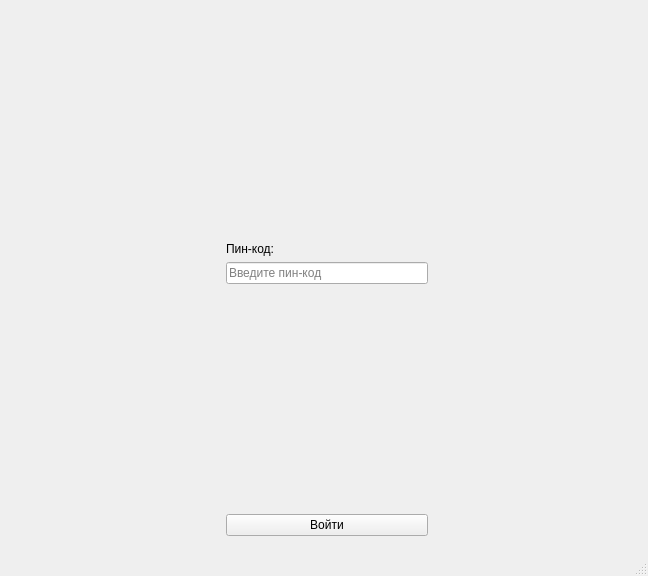
fawnyler/221_3210_Maniushkina_exam_crypto, file mainwindow.ui: the form before one commit.
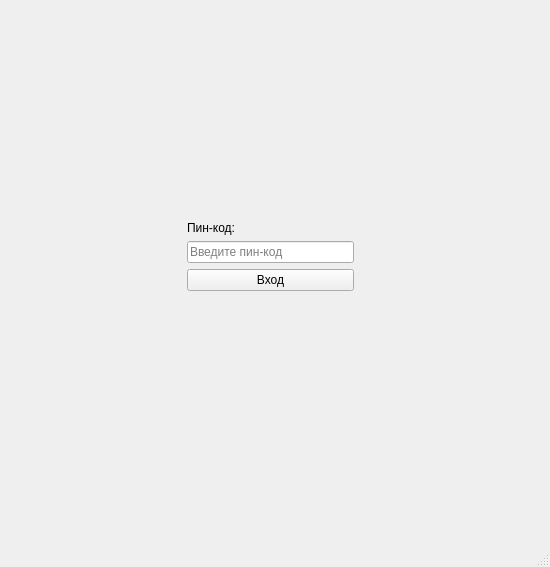
The form after the commit. The open tabs and pages were chosen to show the change.

The edit to the form file:
```diff
--- a/mainwindow.ui
+++ b/mainwindow.ui
@@ -6,123 +6,158 @@
    <rect>
     <x>0</x>
     <y>0</y>
-    <width>648</width>
-    <height>576</height>
+    <width>550</width>
+    <height>567</height>
    </rect>
   </property>
   <property name="windowTitle">
    <string>MainWindow</string>
   </property>
   <widget class="QWidget" name="centralwidget">
-   <layout class="QGridLayout" name="gridLayout">
-    <item row="0" column="1">
      <widget class="QStackedWidget" name="stackedWidget">
+    <property name="geometry">
+     <rect>
+      <x>10</x>
+      <y>10</y>
+      <width>521</width>
+      <height>511</height>
+     </rect>
+    </property>
       <property name="currentIndex">
-       <number>0</number>
+     <number>1</number>
       </property>
       <widget class="QWidget" name="page">
        <layout class="QGridLayout" name="gridLayout_2">
-        <item row="0" column="1">
-         <spacer name="verticalSpacer_2">
-          <property name="orientation">
-           <enum>Qt::Vertical</enum>
-          </property>
-          <property name="sizeHint" stdset="0">
-           <size>
-            <width>168</width>
-            <height>218</height>
-           </size>
-          </property>
-         </spacer>
-        </item>
-        <item row="1" column="1">
-         <widget class="QLabel" name="label">
-          <property name="text">
-           <string>Пин-код:</string>
-          </property>
-         </widget>
-        </item>
-        <item row="2" column="0">
-         <spacer name="horizontalSpacer_2">
+      <item row="3" column="2">
+       <spacer name="horizontalSpacer_4">
           <property name="orientation">
            <enum>Qt::Horizontal</enum>
           </property>
           <property name="sizeHint" stdset="0">
            <size>
-            <width>208</width>
+          <width>108</width>
             <height>20</height>
            </size>
           </property>
          </spacer>
         </item>
-        <item row="2" column="1">
-         <widget class="QLineEdit" name="edtPin">
-          <property name="echoMode">
-           <enum>QLineEdit::Password</enum>
-          </property>
+      <item row="3" column="1">
+       <widget class="QLineEdit" name="editPin">
           <property name="placeholderText">
            <string>Введите пин-код</string>
           </property>
          </widget>
         </item>
-        <item row="2" column="2">
-         <spacer name="horizontalSpacer">
-          <property name="orientation">
-           <enum>Qt::Horizontal</enum>
-          </property>
-          <property name="sizeHint" stdset="0">
-           <size>
-            <width>198</width>
-            <height>20</height>
-           </size>
-          </property>
-         </spacer>
-        </item>
-        <item row="3" column="1">
-         <spacer name="verticalSpacer">
+      <item row="0" column="1">
+       <spacer name="verticalSpacer_4">
           <property name="orientation">
            <enum>Qt::Vertical</enum>
           </property>
           <property name="sizeHint" stdset="0">
            <size>
-            <width>168</width>
-            <height>153</height>
+          <width>20</width>
+          <height>103</height>
            </size>
           </property>
          </spacer>
         </item>
         <item row="4" column="1">
-         <widget class="QPushButton" name="btnLogin">
+       <widget class="QPushButton" name="loginButton">
           <property name="text">
-           <string>Войти</string>
+         <string>Вход</string>
+        </property>
+       </widget>
+      </item>
+      <item row="3" column="0">
+       <spacer name="horizontalSpacer_3">
+        <property name="orientation">
+         <enum>Qt::Horizontal</enum>
+        </property>
+        <property name="sizeHint" stdset="0">
+         <size>
+          <width>108</width>
+          <height>20</height>
+         </size>
+        </property>
+       </spacer>
+      </item>
+      <item row="2" column="1">
+       <widget class="QLabel" name="label">
+        <property name="text">
+         <string>Пин-код:</string>
+        </property>
+       </widget>
+      </item>
+      <item row="6" column="1">
+       <spacer name="verticalSpacer_3">
+        <property name="orientation">
+         <enum>Qt::Vertical</enum>
+        </property>
+        <property name="sizeHint" stdset="0">
+         <size>
+          <width>20</width>
+          <height>102</height>
+         </size>
+        </property>
+       </spacer>
+      </item>
+      <item row="7" column="1">
+       <widget class="QLabel" name="lblLogin">
+        <property name="text">
+         <string/>
           </property>
          </widget>
         </item>
        </layout>
       </widget>
       <widget class="QWidget" name="page_2">
-       <widget class="QListWidget" name="listWidget">
+     <widget class="QPushButton" name="resetButton">
         <property name="geometry">
          <rect>
-          <x>0</x>
-          <y>30</y>
-          <width>621</width>
-          <height>471</height>
-         </rect>
-        </property>
-       </widget>
-      </widget>
+        <x>11</x>
+        <y>471</y>
+        <width>80</width>
+        <height>29</height>
+       </rect>
+      </property>
+      <property name="text">
+       <string>Сброс</string>
+      </property>
+     </widget>
+     <widget class="QLabel" name="scoreLabel">
+      <property name="geometry">
+       <rect>
+        <x>11</x>
+        <y>11</y>
+        <width>471</width>
+        <height>20</height>
+       </rect>
+      </property>
+      <property name="text">
+       <string>Очки:</string>
+      </property>
+     </widget>
+     <widget class="QWidget" name="gridLayoutWidget">
+      <property name="geometry">
+       <rect>
+        <x>10</x>
+        <y>40</y>
+        <width>511</width>
+        <height>431</height>
+       </rect>
+      </property>
+      <layout class="QGridLayout" name="gridLayout"/>
      </widget>
-    </item>
-   </layout>
+    </widget>
+   </widget>
   </widget>
   <widget class="QMenuBar" name="menubar">
    <property name="geometry">
     <rect>
      <x>0</x>
      <y>0</y>
-     <width>648</width>
-     <height>25</height>
+     <width>550</width>
+     <height>21</height>
     </rect>
    </property>
   </widget>
```
Lines whose indentation alone changed are shown as unchanged.
